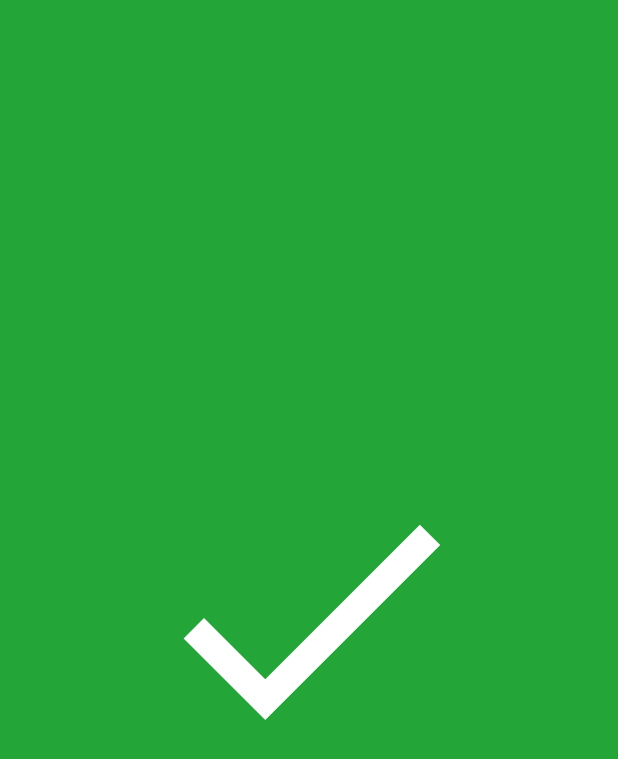
After one commit to Battle-of-the-schools/hanze, an Android app: the WaitingActivity screen opened directly, with no data from a screen before it, on a phone screen of 412 x 824 dp. The commit adds this screen. Shown: the top 759 px of the screen. Run offline under Robolectric (Android 15) with nearby library versions, the phone set to English and light mode, and no system bars; libraries missing offline, so code that uses them is left out: com.felhr.usbserial; network calls fail; 1 statement that could not run was skipped.

Commit message:
waiting and receiving responses

```diff
--- a/android/app/src/main/AndroidManifest.xml
+++ b/android/app/src/main/AndroidManifest.xml
@@ -26,7 +26,9 @@
         <activity android:name=".BodyActivity" />
         <activity android:name=".activities.PainActivity" />
         <activity android:name=".activities.BodyActivity" />
-        <activity android:name=".activities.CauseActivity"></activity>
+        <activity android:name=".activities.CauseActivity" />
+        <activity android:name=".activities.WaitingActivity" />
+        <activity android:name=".activities.responses.InstructionActivity"></activity>
     </application>
 
 </manifest>
--- /dev/null
+++ b/android/app/src/main/java/bots/arduino/activities/WaitingActivity.java
@@ -0,0 +1,23 @@
+package bots.arduino.activities;
+
+import android.os.Bundle;
+import android.os.Handler;
+import android.support.v7.app.AppCompatActivity;
+
+import bots.arduino.R;
+
+public class WaitingActivity extends AppCompatActivity {
+
+	@Override
+	protected void onCreate(Bundle savedInstanceState) {
+		super.onCreate(savedInstanceState);
+		setContentView(R.layout.activity_waiting);
+
+		Handler handler = new android.os.Handler();
+//		handler.postDelayed(() -> {
+//
+//			((App) this.getApplication()).handleJsonMessage("{'show': 16}");
+//
+//		}, 10000);
+	}
+}
--- /dev/null
+++ b/android/app/src/main/res/drawable/ic_done_black_24dp.xml
@@ -0,0 +1,5 @@
+<vector android:height="24dp" android:tint="#FFFFFF"
+    android:viewportHeight="24.0" android:viewportWidth="24.0"
+    android:width="24dp" xmlns:android="http://schemas.android.com/apk/res/android">
+    <path android:fillColor="#FF000000" android:pathData="M9,16.2L4.8,12l-1.4,1.4L9,19 21,7l-1.4,-1.4L9,16.2z"/>
+</vector>
--- /dev/null
+++ b/android/app/src/main/res/layout/activity_waiting.xml
@@ -0,0 +1,25 @@
+<?xml version="1.0" encoding="utf-8"?>
+<android.support.constraint.ConstraintLayout xmlns:android="http://schemas.android.com/apk/res/android"
+    xmlns:app="http://schemas.android.com/apk/res-auto"
+    xmlns:tools="http://schemas.android.com/tools"
+    android:layout_width="match_parent"
+    android:background="@color/colorPrimary"
+    android:layout_height="match_parent"
+    tools:context=".activities.WaitingActivity">
+
+    <ImageView
+        android:id="@+id/imageView8"
+        android:layout_width="241dp"
+        android:layout_height="233dp"
+        android:layout_marginBottom="8dp"
+        android:layout_marginEnd="8dp"
+        android:layout_marginLeft="8dp"
+        android:layout_marginRight="8dp"
+        android:layout_marginStart="8dp"
+        android:layout_marginTop="8dp"
+        app:layout_constraintBottom_toBottomOf="parent"
+        app:layout_constraintEnd_toEndOf="parent"
+        app:layout_constraintStart_toStartOf="parent"
+        app:layout_constraintTop_toTopOf="parent"
+        app:srcCompat="@drawable/ic_done_black_24dp" />
+</android.support.constraint.ConstraintLayout>
```
Also changed, not shown: android/app/src/main/java/bots/arduino/App.java (+36 -0 lines), android/app/src/main/java/bots/arduino/activities/CauseActivity.java (+8 -2 lines), android/app/src/main/java/bots/arduino/activities/responses/InstructionActivity.java (added, +15 -0 lines), android/app/src/main/java/bots/arduino/arduino/ArduinoConnection.java (+4 -14 lines), android/app/src/main/res/drawable/instruction.xml (added, +11 -0 lines), android/app/src/main/res/layout/activity_instruction.xml (added, +35 -0 lines).
